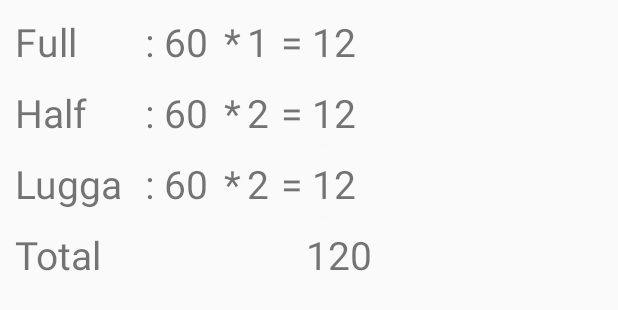
After one commit to hpie/mytechbus, an Android app: the layout dialog_ticket.xml on its own in the app's theme, with its tools: preview values and no code run, on a phone screen of 412 x 824 dp. The commit adds this screen. Shown: the top 310 px of the screen. Run offline under Robolectric (Android 15) with nearby library versions, the light colour scheme and no system bars; network calls fail.

Commit message:
Android code changes - added alert dialog

```diff
--- a/AndroidCode/MyTechBus/app/src/main/AndroidManifest.xml
+++ b/AndroidCode/MyTechBus/app/src/main/AndroidManifest.xml
@@ -33,8 +33,7 @@
         <activity android:name="mytechbus.hpie.com.mytechbus.DashboardActivity"
             android:label="@string/title_dashboard" />
         <activity android:name=".BookingActivity"
-            android:label="@string/title_booking"
-            android:parentActivityName="mytechbus.hpie.com.mytechbus.DashboardActivity"  />
+            android:label="@string/title_booking"  />
 
         <service android:name=".LocationMonitoringService" />
     </application>
--- a/AndroidCode/MyTechBus/app/src/main/java/mytechbus/hpie/com/mytechbus/FetchLocation.java
+++ b/AndroidCode/MyTechBus/app/src/main/java/mytechbus/hpie/com/mytechbus/FetchLocation.java
@@ -58,7 +58,7 @@ public class FetchLocation implements LocationListener {
 
             String location_data = "Latitude : " + location.getLatitude() + " AND Longitude : " + location.getLongitude();
 
-            Toast.makeText(mcontext, location_data, Toast.LENGTH_LONG).show();
+            //Toast.makeText(mcontext, location_data, Toast.LENGTH_LONG).show();
 
             latitude = location.getLatitude();
             longitude = location.getLongitude();
--- a/AndroidCode/MyTechBus/app/src/main/res/layout/activity_booking.xml
+++ b/AndroidCode/MyTechBus/app/src/main/res/layout/activity_booking.xml
@@ -5,7 +5,7 @@
     android:layout_height="match_parent"
     android:orientation="vertical"
     android:padding="20dp"
-    tools:context="mytechbus.hpie.com.mytechbus.DashboardActivity">
+    tools:context="mytechbus.hpie.com.mytechbus.BookingActivity">
 
     <TextView
         android:id="@+id/textBook"
--- /dev/null
+++ b/AndroidCode/MyTechBus/app/src/main/res/layout/dialog_ticket.xml
@@ -0,0 +1,282 @@
+<LinearLayout xmlns:android="http://schemas.android.com/apk/res/android"
+    android:layout_width="wrap_content"
+    android:layout_height="wrap_content"
+    android:orientation="vertical"
+    android:padding="10dp">
+    <!--<ImageView-->
+    <!--android:src="@drawable/header_logo"-->
+    <!--android:layout_width="match_parent"-->
+    <!--android:layout_height="64dp"-->
+    <!--android:scaleType="center"-->
+    <!--android:background="#FFFFBB33"-->
+    <!--android:contentDescription="@string/app_name" />-->
+    <LinearLayout
+        android:layout_width="match_parent"
+        android:layout_height="42dp"
+        android:layout_marginBottom="5dp"
+        android:orientation="horizontal">
+
+        <TextView
+            android:id="@+id/proptFullLabel"
+            android:layout_width="80dp"
+            android:layout_height="40dp"
+            android:layout_weight="2"
+            android:text="Full"
+            android:textSize="26sp" />
+
+        <TextView
+            android:layout_width="wrap_content"
+            android:layout_height="40dp"
+            android:layout_weight="1"
+            android:text=" : "
+            android:textSize="26sp" />
+
+        <TextView
+            android:id="@+id/proptFullRate"
+            android:layout_width="40dp"
+            android:layout_height="40dp"
+            android:layout_weight="1"
+            android:text="60"
+            android:textSize="26sp" />
+
+        <TextView
+            android:layout_width="wrap_content"
+            android:layout_height="40dp"
+            android:layout_weight="1"
+            android:text="*"
+            android:textSize="26sp" />
+
+        <TextView
+            android:id="@+id/proptFullPassengers"
+            android:layout_width="20dp"
+            android:layout_height="40dp"
+            android:layout_weight="1"
+            android:paddingLeft="4dp"
+            android:text="1"
+            android:textSize="26sp" />
+
+        <TextView
+            android:layout_width="wrap_content"
+            android:layout_height="40dp"
+            android:layout_weight="1"
+            android:text=" = "
+            android:textSize="26sp" />
+
+        <TextView
+            android:id="@+id/proptFullTotal"
+            android:layout_width="40dp"
+            android:layout_height="40dp"
+            android:layout_weight="1"
+            android:text="120"
+            android:textSize="26sp" />
+    </LinearLayout>
+
+    <!--<LinearLayout-->
+    <!--android:layout_width="match_parent"-->
+    <!--android:layout_height="42dp"-->
+    <!--android:layout_marginBottom="5dp"-->
+    <!--android:orientation="horizontal">-->
+
+    <!--<TextView-->
+    <!--android:id="@+id/proptFullLabel"-->
+    <!--android:layout_width="40dp"-->
+    <!--android:layout_height="40dp"-->
+    <!--android:layout_weight="1"-->
+    <!--android:text="Full"-->
+    <!--android:textSize="26sp" />-->
+    <!--<TextView-->
+    <!--android:layout_width="40dp"-->
+    <!--android:layout_height="40dp"-->
+    <!--android:textSize="26sp"-->
+    <!--android:layout_weight="1"-->
+    <!--android:text=" : " />-->
+    <!--<TextView-->
+    <!--android:id="@+id/proptFullRate"-->
+    <!--android:layout_width="40dp"-->
+    <!--android:layout_height="40dp"-->
+    <!--android:textSize="26sp"-->
+    <!--android:layout_weight="1"-->
+    <!--android:text="60" />-->
+    <!--<TextView-->
+    <!--android:layout_width="40dp"-->
+    <!--android:layout_height="40dp"-->
+    <!--android:textSize="26sp"-->
+    <!--android:layout_weight="1"-->
+    <!--android:text="*" />-->
+    <!--<TextView-->
+    <!--android:id="@+id/proptFullPassengers"-->
+    <!--android:layout_width="40dp"-->
+    <!--android:layout_height="40dp"-->
+    <!--android:textSize="26sp"-->
+    <!--android:layout_weight="1"-->
+    <!--android:text="2" />-->
+    <!--<TextView-->
+    <!--android:layout_width="40dp"-->
+    <!--android:layout_height="40dp"-->
+    <!--android:textSize="26sp"-->
+    <!--android:layout_weight="1"-->
+    <!--android:text=" = " />-->
+    <!--<TextView-->
+    <!--android:id="@+id/proptFullTotal"-->
+    <!--android:layout_width="40dp"-->
+    <!--android:layout_height="40dp"-->
+    <!--android:textSize="26sp"-->
+    <!--android:layout_weight="1"-->
+    <!--android:text="120" />-->
+    <!--</LinearLayout>-->
+
+    <LinearLayout
+        android:layout_width="match_parent"
+        android:layout_height="42dp"
+        android:layout_marginBottom="5dp"
+        android:orientation="horizontal">
+
+        <TextView
+            android:id="@+id/proptHalfLabel"
+            android:layout_width="80dp"
+            android:layout_height="40dp"
+            android:layout_weight="2"
+            android:text="Half"
+            android:textSize="26sp" />
+
+        <TextView
+            android:layout_width="wrap_content"
+            android:layout_height="40dp"
+            android:layout_weight="1"
+            android:text=" : "
+            android:textSize="26sp" />
+
+        <TextView
+            android:id="@+id/proptHalfRate"
+            android:layout_width="40dp"
+            android:layout_height="40dp"
+            android:layout_weight="1"
+            android:text="60"
+            android:textSize="26sp" />
+
+        <TextView
+            android:layout_width="wrap_content"
+            android:layout_height="40dp"
+            android:layout_weight="1"
+            android:text="*"
+            android:textSize="26sp" />
+
+        <TextView
+            android:id="@+id/proptHalfPassengers"
+            android:layout_width="20dp"
+            android:layout_height="40dp"
+            android:layout_weight="1"
+            android:paddingLeft="4dp"
+            android:text="2"
+            android:textSize="26sp" />
+
+        <TextView
+            android:layout_width="wrap_content"
+            android:layout_height="40dp"
+            android:layout_weight="1"
+            android:text=" = "
+            android:textSize="26sp" />
+
+        <TextView
+            android:id="@+id/proptHalfTotal"
+            android:layout_width="40dp"
+            android:layout_height="40dp"
+            android:layout_weight="1"
+            android:text="120"
+            android:textSize="26sp" />
+    </LinearLayout>
+
+    <LinearLayout
+        android:layout_width="match_parent"
+        android:layout_height="42dp"
+        android:layout_marginBottom="5dp"
+        android:orientation="horizontal">
+
+        <TextView
+            android:id="@+id/proptLuggageLabel"
+            android:layout_width="80dp"
+            android:layout_height="40dp"
+            android:layout_weight="2"
+            android:text="Luggage"
+            android:textSize="26sp" />
+
+        <TextView
+            android:layout_width="wrap_content"
+            android:layout_height="40dp"
+            android:layout_weight="1"
+            android:text=" : "
+            android:textSize="26sp" />
+
+        <TextView
+            android:id="@+id/proptLuggageRate"
+            android:layout_width="40dp"
+            android:layout_height="40dp"
+            android:layout_weight="1"
+            android:text="60"
+            android:textSize="26sp" />
+
+        <TextView
+            android:layout_width="wrap_content"
+            android:layout_height="40dp"
+            android:layout_weight="1"
+            android:text="*"
+            android:textSize="26sp" />
+
+        <TextView
+            android:id="@+id/proptLuggage"
+            android:layout_width="20dp"
+            android:layout_height="40dp"
+            android:layout_weight="1"
+            android:paddingLeft="4dp"
+            android:text="2"
+            android:textSize="26sp" />
+
+        <TextView
+            android:layout_width="wrap_content"
+            android:layout_height="40dp"
+            android:layout_weight="1"
+            android:text=" = "
+            android:textSize="26sp" />
+
+        <TextView
+            android:id="@+id/proptLuggageTotal"
+            android:layout_width="40dp"
+            android:layout_height="40dp"
+            android:layout_weight="1"
+            android:text="120"
+            android:textSize="26sp" />
+    </LinearLayout>
+
+    <LinearLayout
+        android:layout_width="match_parent"
+        android:layout_height="42dp"
+        android:layout_marginBottom="5dp"
+        android:orientation="horizontal">
+
+        <TextView
+            android:id="@+id/proptTicketLabel"
+            android:layout_width="40dp"
+            android:layout_height="40dp"
+            android:layout_weight="2"
+            android:text="Total"
+            android:textSize="26sp" />
+
+        <!--<TextView-->
+            <!--android:layout_width="wrap_content"-->
+            <!--android:layout_height="40dp"-->
+            <!--android:layout_weight="1"-->
+            <!--android:text=" : "-->
+            <!--android:textSize="26sp" />-->
+
+        <TextView
+            android:id="@+id/proptTicketTotal"
+            android:layout_width="40dp"
+            android:layout_height="40dp"
+            android:layout_gravity="right"
+            android:layout_weight="1"
+            android:text="120"
+            android:textAlignment="textEnd"
+            android:textSize="26sp" />
+    </LinearLayout>
+
+</LinearLayout>
--- a/AndroidCode/MyTechBus/app/src/main/res/values/colors.xml
+++ b/AndroidCode/MyTechBus/app/src/main/res/values/colors.xml
@@ -3,4 +3,5 @@
     <color name="colorPrimary">#4df2e0</color>
     <color name="colorPrimaryDark">#00574B</color>
     <color name="colorAccent">#d81b60</color>
+    <color name="dialogAccept">#78f212</color>
 </resources>
```
Also changed, not shown: AndroidCode/MyTechBus/app/src/main/java/mytechbus/hpie/com/mytechbus/BookingActivity.java (+96 -35 lines), AndroidCode/MyTechBus/app/src/main/java/mytechbus/hpie/com/mytechbus/DashboardActivity.java (+31 -0 lines), AndroidCode/MyTechBus/app/src/main/java/mytechbus/hpie/com/mytechbus/LoginActivity.java (+65 -26 lines).
